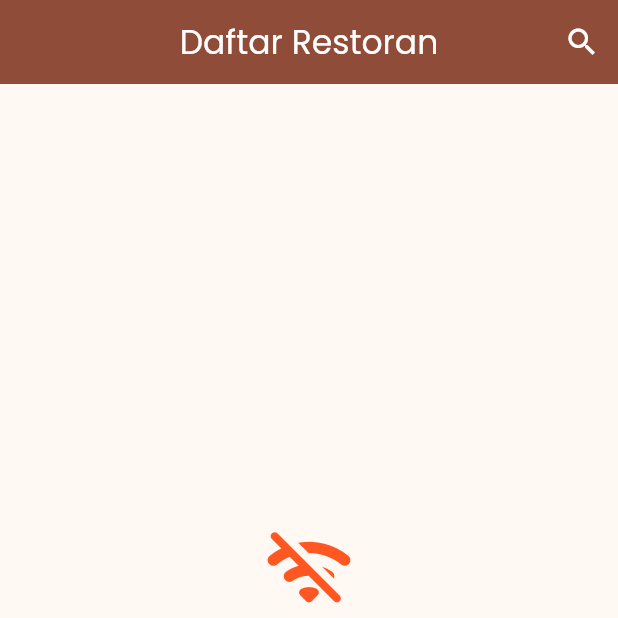
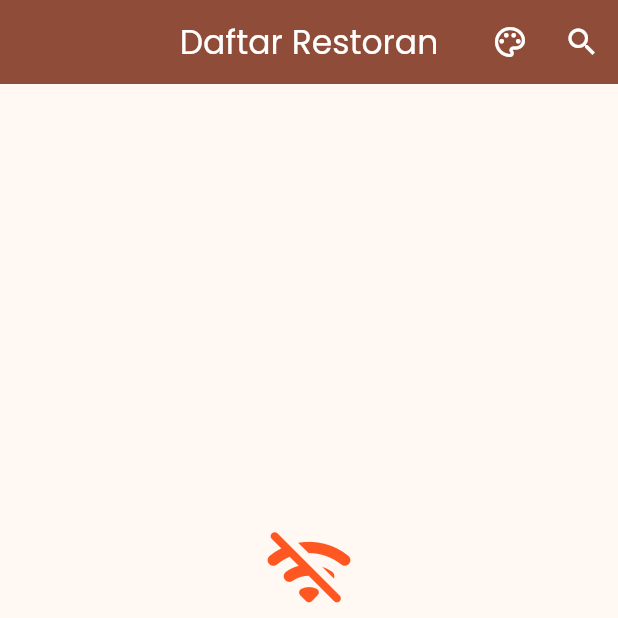
Before and after one commit to arief17/app_restaurant_api_dicoding, a Flutter app: the screen it shows after launch, on a phone screen of 412 x 824 dp, the top half of it. Run offline on Flutter 3.47's test engine with Material 3 defaults, Android fonts, the phone set to English and light mode, and no system bars; our stand-ins replace google_fonts; network calls fail.

Commit message:
Add theme provider and implement theme selection in restaurant list page

```diff
--- a/lib/main.dart
+++ b/lib/main.dart
@@ -6,6 +6,7 @@ import 'providers/restaurant_detail_provider.dart';
 import 'providers/restaurant_list_provider.dart';
 import 'providers/restaurant_search_provider.dart';
 import 'providers/review_provider.dart';
+import 'providers/theme_provider.dart';
 import 'screens/restaurant_list_page.dart';
 import 'services/api_service.dart';
 
@@ -108,6 +109,9 @@ class MyApp extends StatelessWidget {
         Provider<ApiService>(
           create: (_) => ApiService(),
         ),
+        ChangeNotifierProvider<ThemeProvider>(
+          create: (_) => ThemeProvider(),
+        ),
         ChangeNotifierProvider<RestaurantListProvider>(
           create: (context) => RestaurantListProvider(
             apiService: context.read<ApiService>(),
@@ -129,13 +133,17 @@ class MyApp extends StatelessWidget {
           ),
         ),
       ],
-      child: MaterialApp(
-        debugShowCheckedModeBanner: false,
-        title: 'Restaurant App',
-        theme: _lightTheme(),
-        darkTheme: _darkTheme(),
-        themeMode: ThemeMode.system,
-        home: const RestaurantListPage(),
+      child: Consumer<ThemeProvider>(
+        builder: (context, themeProvider, child) {
+          return MaterialApp(
+            debugShowCheckedModeBanner: false,
+            title: 'Restaurant App',
+            theme: _lightTheme(),
+            darkTheme: _darkTheme(),
+            themeMode: themeProvider.themeMode,
+            home: const RestaurantListPage(),
+          );
+        },
       ),
     );
   }
--- /dev/null
+++ b/lib/providers/theme_provider.dart
@@ -0,0 +1,16 @@
+import 'package:flutter/material.dart';
+
+class ThemeProvider extends ChangeNotifier {
+  ThemeMode _themeMode = ThemeMode.system;
+
+  ThemeMode get themeMode => _themeMode;
+
+  bool get isDarkMode => _themeMode == ThemeMode.dark;
+  bool get isLightMode => _themeMode == ThemeMode.light;
+  bool get isSystemMode => _themeMode == ThemeMode.system;
+
+  void setThemeMode(ThemeMode mode) {
+    _themeMode = mode;
+    notifyListeners();
+  }
+}
```
Also changed, not shown: lib/screens/restaurant_list_page.dart (+55 -0 lines).
